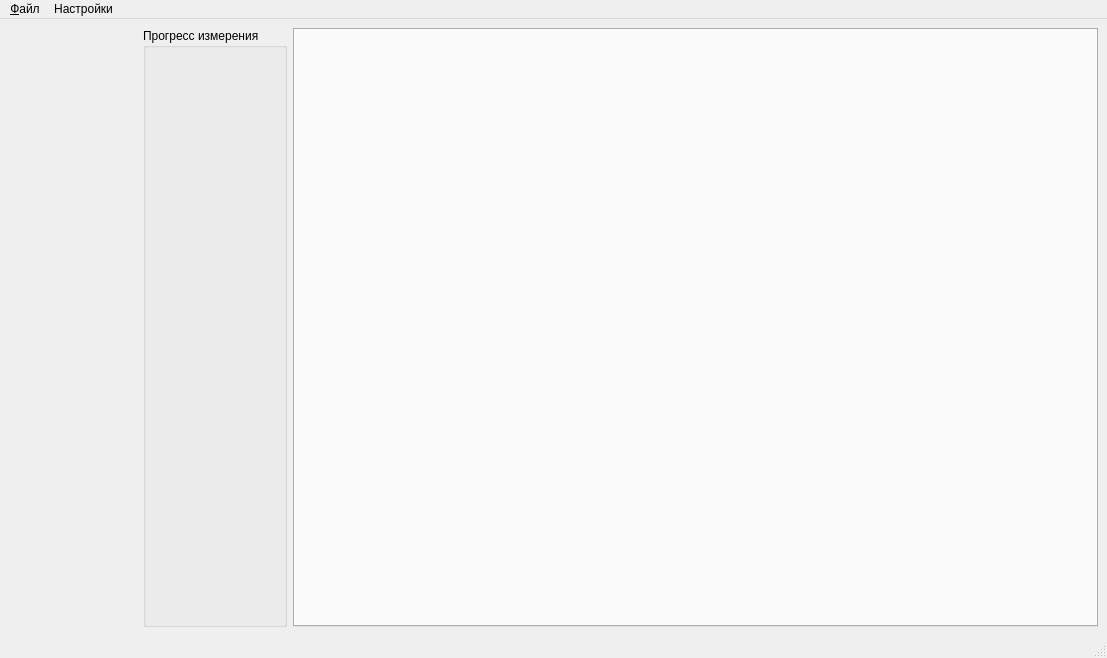
Above: mainwindow.ui from igrekus/demod_measure before the change. Below: the same form after it.
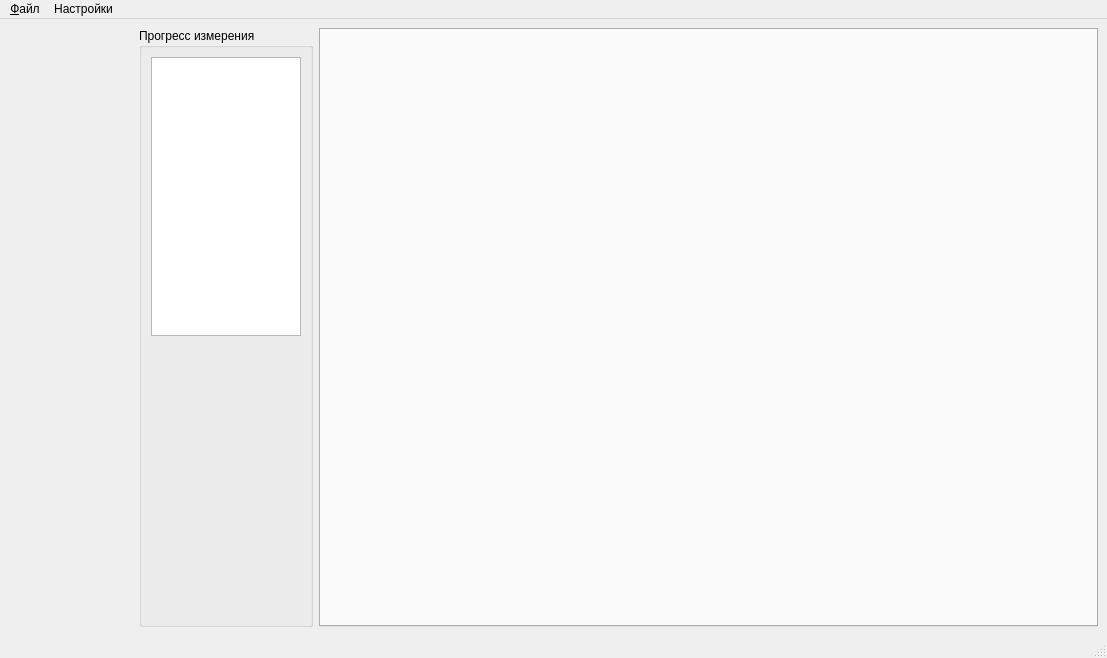
That is the form after the change.

Commit message: WIP: UI progress report stub

Patch:
```diff
--- a/mainwindow.ui
+++ b/mainwindow.ui
@@ -40,6 +40,37 @@
       <property name="title">
        <string>Прогресс измерения</string>
       </property>
+      <layout class="QVBoxLayout" name="verticalLayout">
+       <item>
+        <widget class="QPlainTextEdit" name="pteditProgress">
+         <property name="sizePolicy">
+          <sizepolicy hsizetype="Minimum" vsizetype="Expanding">
+           <horstretch>0</horstretch>
+           <verstretch>0</verstretch>
+          </sizepolicy>
+         </property>
+         <property name="maximumSize">
+          <size>
+           <width>150</width>
+           <height>16777215</height>
+          </size>
+         </property>
+        </widget>
+       </item>
+       <item>
+        <spacer name="verticalSpacer_2">
+         <property name="orientation">
+          <enum>Qt::Vertical</enum>
+         </property>
+         <property name="sizeHint" stdset="0">
+          <size>
+           <width>20</width>
+           <height>40</height>
+          </size>
+         </property>
+        </spacer>
+       </item>
+      </layout>
      </widget>
     </item>
     <item>
```
The commit also changes 1 other file.
